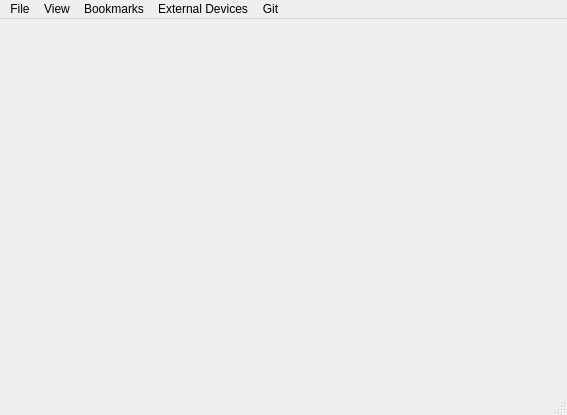
Above: src-qt5/desktop-utils/lumina-fm/MainUI.ui from lumina-desktop/lumina before the change. Below: the same form after it.
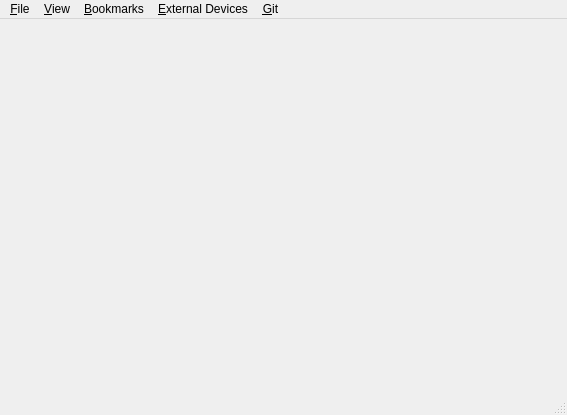
That is the form after the change.

Commit message: add file menu shortcuts into lumina-fm

Diff of the .ui file:
```diff
--- a/src-qt5/desktop-utils/lumina-fm/MainUI.ui
+++ b/src-qt5/desktop-utils/lumina-fm/MainUI.ui
@@ -111,7 +111,7 @@
    </property>
    <widget class="QMenu" name="menuFile">
     <property name="title">
-     <string>File</string>
+     <string>&amp;File</string>
     </property>
     <addaction name="actionNew_Window"/>
     <addaction name="actionNew_Tab"/>
@@ -125,7 +125,7 @@
    </widget>
    <widget class="QMenu" name="menuView">
     <property name="title">
-     <string>View</string>
+     <string>&amp;View</string>
     </property>
     <widget class="QMenu" name="menuView_Mode">
      <property name="title">
@@ -142,7 +142,7 @@
    </widget>
    <widget class="QMenu" name="menuBookmarks">
     <property name="title">
-     <string>Bookmarks</string>
+     <string>&amp;Bookmarks</string>
     </property>
     <addaction name="actionManage_Bookmarks"/>
     <addaction name="actionAdd_Bookmark"/>
@@ -150,14 +150,14 @@
    </widget>
    <widget class="QMenu" name="menuExternal_Devices">
     <property name="title">
-     <string>External Devices</string>
+     <string>&amp;External Devices</string>
     </property>
     <addaction name="actionScan"/>
     <addaction name="separator"/>
    </widget>
    <widget class="QMenu" name="menuGit">
     <property name="title">
-     <string>Git</string>
+     <string>&amp;Git</string>
     </property>
     <addaction name="actionRepo_Status"/>
     <addaction name="actionClone_Repository"/>
```
